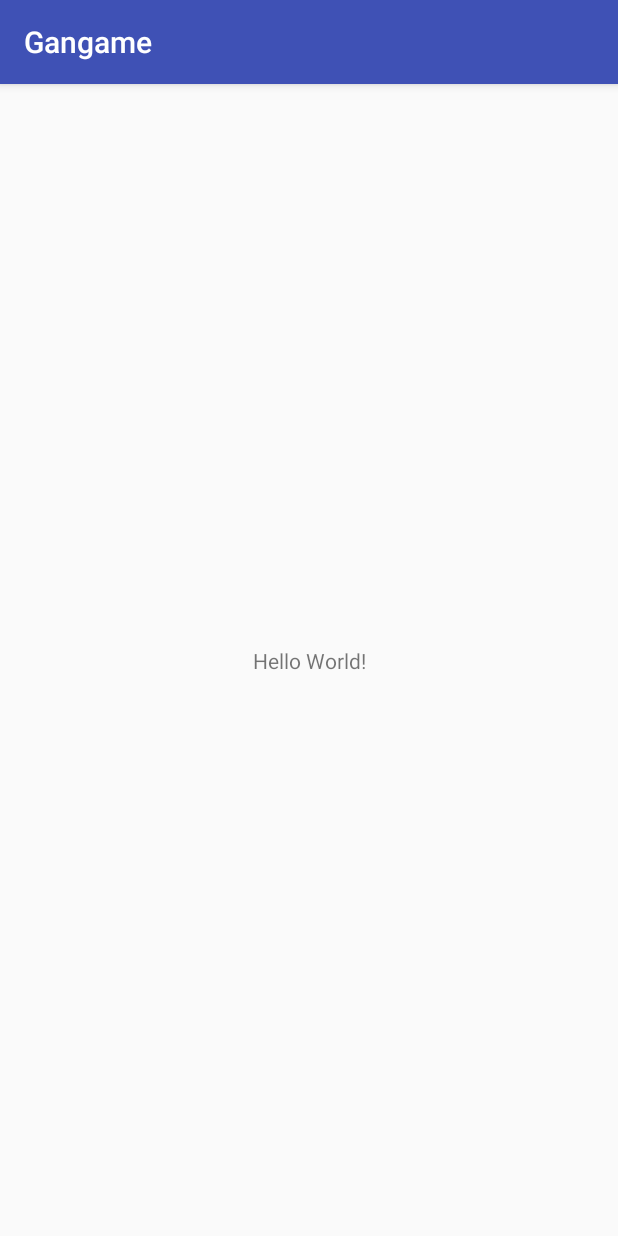
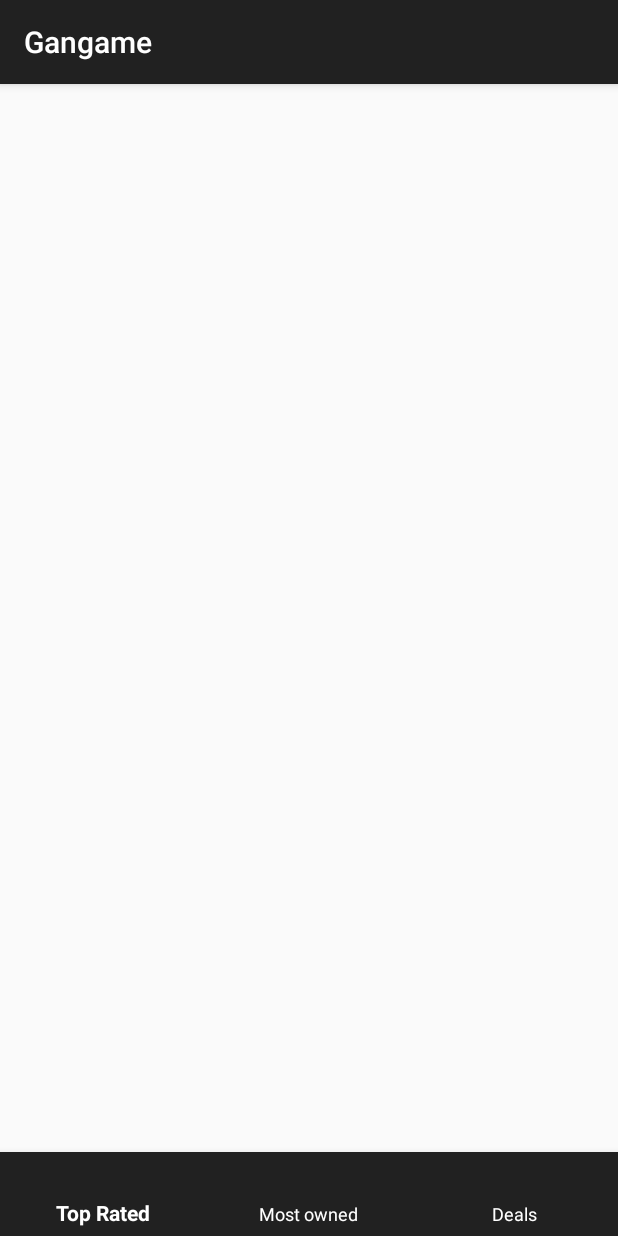
Before and after one commit to rubtavpic/curso_kotlin, an Android app: the screen it shows after launch (MainActivity), on a phone screen of 412 x 824 dp. Run offline under Robolectric (Android 15) with nearby library versions, the phone set to English and light mode, and no system bars.

```diff
--- a/app/build.gradle
+++ b/app/build.gradle
@@ -23,11 +23,12 @@ android {
 }
 
 dependencies {
-    implementation fileTree(dir: 'libs', include: ['*.jar'])
-    implementation"org.jetbrains.kotlin:kotlin-stdlib-jre7:$kotlin_version"
+    implementation fileTree(include: ['*.jar'], dir: 'libs')
+    implementation "org.jetbrains.kotlin:kotlin-stdlib-jre7:$kotlin_version"
     implementation 'com.android.support:appcompat-v7:27.1.1'
     implementation 'com.android.support.constraint:constraint-layout:1.1.0'
     testImplementation 'junit:junit:4.12'
     androidTestImplementation 'com.android.support.test:runner:1.0.2'
     androidTestImplementation 'com.android.support.test.espresso:espresso-core:3.0.2'
+    implementation 'com.android.support:design:27.1.1'
 }
--- /dev/null
+++ b/app/src/main/java/com/example/pc/gangame/deals/DealsFragment.java
@@ -0,0 +1,4 @@
+package com.example.pc.gangame.deals;
+
+public class DealsFragment {
+}
--- /dev/null
+++ b/app/src/main/java/com/example/pc/gangame/owned/TopOwnedFragment.java
@@ -0,0 +1,4 @@
+package com.example.pc.gangame.owned;
+
+public class TopOwnedFragment {
+}
--- /dev/null
+++ b/app/src/main/java/com/example/pc/gangame/rated/TopRatedFragment.java
@@ -0,0 +1,4 @@
+package com.example.pc.gangame.rated;
+
+public class TopRatedFragment {
+}
--- a/app/src/main/res/layout/activity_main.xml
+++ b/app/src/main/res/layout/activity_main.xml
@@ -1,18 +1,27 @@
 <?xml version="1.0" encoding="utf-8"?>
-<android.support.constraint.ConstraintLayout xmlns:android="http://schemas.android.com/apk/res/android"
+<LinearLayout xmlns:android="http://schemas.android.com/apk/res/android"
     xmlns:app="http://schemas.android.com/apk/res-auto"
     xmlns:tools="http://schemas.android.com/tools"
     android:layout_width="match_parent"
     android:layout_height="match_parent"
+    android:orientation="vertical"
     tools:context=".MainActivity">
 
-    <TextView
-        android:layout_width="wrap_content"
+    <FrameLayout
+        android:layout_width="match_parent"
+        android:layout_height="0dp"
+        android:layout_weight="1"
+        android:id="@+id/fragmentContainer"/>
+    <android.support.design.widget.BottomNavigationView
+        android:layout_width="match_parent"
         android:layout_height="wrap_content"
-        android:text="Hello World!"
-        app:layout_constraintBottom_toBottomOf="parent"
-        app:layout_constraintLeft_toLeftOf="parent"
-        app:layout_constraintRight_toRightOf="parent"
-        app:layout_constraintTop_toTopOf="parent" />
+        android:id="@+id/navigationView"
+        app:itemBackground="@color/colorPrimary"
+        app:itemTextColor="@android:color/white"
+        app:itemIconTint="@color/colorAccent"
+        app:menu="@menu/menu_main_navigation">
 
-</android.support.constraint.ConstraintLayout>
+    </android.support.design.widget.BottomNavigationView>
+
+
+</LinearLayout>
--- /dev/null
+++ b/app/src/main/res/menu/menu_main_navigation.xml
@@ -0,0 +1,16 @@
+<?xml version="1.0" encoding="utf-8"?>
+<menu xmlns:android="http://schemas.android.com/apk/res/android">
+
+    <item
+        android:id="@+id/action_top_rated"
+        android:title="@string/title_top_rated" />
+
+    <item
+        android:id="@+id/action_most_owned"
+        android:title="@string/title_most_owned"/>
+
+    <item
+        android:id="@+id/action_deals"
+        android:title="@string/title_deals"/>
+
+</menu>
--- a/app/src/main/res/values/colors.xml
+++ b/app/src/main/res/values/colors.xml
@@ -1,6 +1,7 @@
 <?xml version="1.0" encoding="utf-8"?>
 <resources>
-    <color name="colorPrimary">#3F51B5</color>
-    <color name="colorPrimaryDark">#303F9F</color>
-    <color name="colorAccent">#FF4081</color>
+    <color name="colorPrimary">#212121</color>
+    <color name="colorPrimaryDark">#000000</color>
+    <color name="colorAccent">#00b0ff</color>
+    <color name="colorBackground">#424242</color>
 </resources>
--- a/app/src/main/res/values/strings.xml
+++ b/app/src/main/res/values/strings.xml
@@ -1,3 +1,6 @@
 <resources>
     <string name="app_name">Gangame</string>
+    <string name="title_top_rated">Top Rated</string>
+    <string name="title_most_owned">Most owned</string>
+    <string name="title_deals">Deals</string>
 </resources>
```
